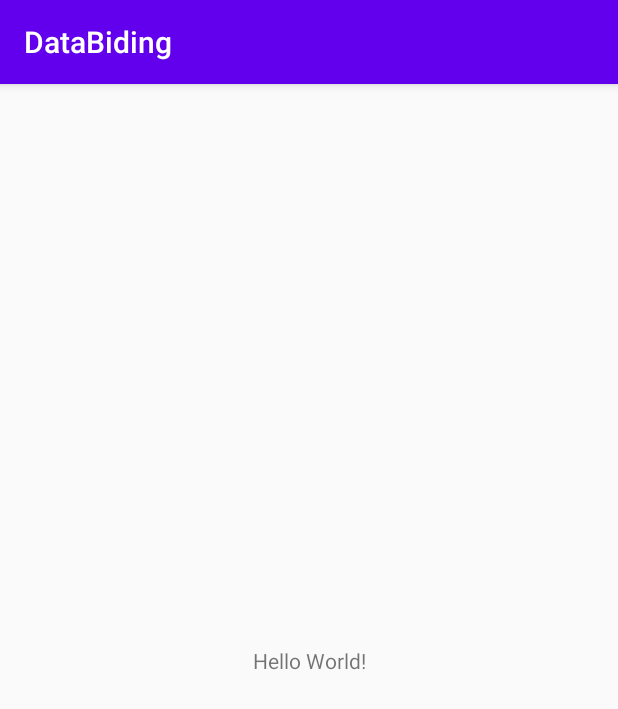
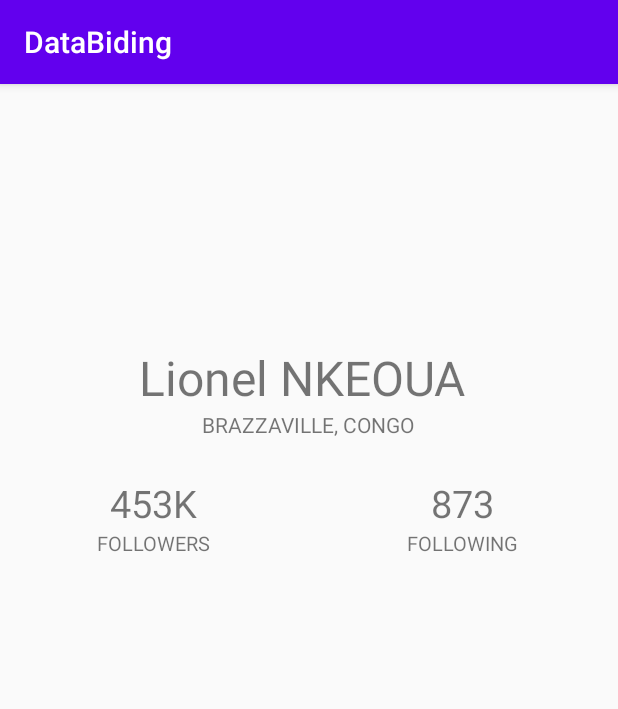
Before and after one commit to Nkeoualionel/Android-JetPack-DataBinding-Java, an Android app: the screen it shows after launch (MainActivity), on a phone screen of 412 x 824 dp. Shown: the top 709 px of the screen. Run offline under Robolectric (Android 15) with nearby library versions, the phone set to English and light mode, and no system bars; our stand-ins replace data binding.

Commit message:
ui implementation

```diff
--- a/app/src/main/res/layout/activity_main.xml
+++ b/app/src/main/res/layout/activity_main.xml
@@ -1,18 +1,130 @@
 <?xml version="1.0" encoding="utf-8"?>
-<androidx.constraintlayout.widget.ConstraintLayout xmlns:android="http://schemas.android.com/apk/res/android"
-    xmlns:app="http://schemas.android.com/apk/res-auto"
-    xmlns:tools="http://schemas.android.com/tools"
+<layout xmlns:android="http://schemas.android.com/apk/res/android"
+    xmlns:tools="http://schemas.android.com/tools">
+
+    <RelativeLayout
         android:layout_width="match_parent"
         android:layout_height="match_parent"
         tools:context=".MainActivity">
 
+        <RelativeLayout
+            android:id="@+id/rellay1"
+            android:layout_width="match_parent"
+            android:layout_height="wrap_content"
+            android:paddingBottom="20dp">
+
+            <RelativeLayout
+                android:id="@+id/imgUser"
+                android:layout_width="wrap_content"
+                android:layout_height="wrap_content"
+                android:layout_centerHorizontal="true"
+                android:layout_marginTop="20dp">
+
+                <ImageView
+                    android:layout_width="120dp"
+                    android:layout_height="120dp"
+                    android:layout_margin="9dp"
+                    android:adjustViewBounds="true"
+                    android:padding="3dp"
+                    android:scaleType="centerInside"/>
+
+            </RelativeLayout>
+
+            <TextView
+                android:id="@+id/tv_name"
+                android:layout_width="wrap_content"
+                android:layout_height="wrap_content"
+                android:layout_below="@+id/imgUser"
+                android:layout_centerHorizontal="true"
+                android:layout_marginTop="15sp"
+                android:text="Lionel NKEOUA "
+                android:textSize="32sp" />
+
+            <TextView
+                android:id="@+id/tv_address"
+                android:layout_width="wrap_content"
+                android:layout_height="wrap_content"
+                android:layout_below="@+id/tv_name"
+                android:layout_centerHorizontal="true"
+                android:text="brazzaville, congo"
+                android:textAllCaps="true"
+                android:textSize="14sp" />
+
+        </RelativeLayout>
+
+        <LinearLayout
+            android:id="@+id/linlay1"
+            android:layout_width="match_parent"
+            android:layout_height="wrap_content"
+            android:layout_below="@id/rellay1"
+            android:orientation="horizontal">
+
+            <RelativeLayout
+                android:layout_width="match_parent"
+                android:layout_height="wrap_content"
+                android:layout_gravity="center"
+                android:layout_weight="1"
+                android:gravity="center"
+                android:paddingTop="5dp"
+                android:paddingBottom="5dp">
+
+                <LinearLayout
+                    android:layout_width="wrap_content"
+                    android:layout_height="wrap_content"
+                    android:gravity="center_horizontal"
+                    android:orientation="vertical">
+
+                    <TextView
+                        android:id="@+id/tvFollowers"
+                        android:layout_width="wrap_content"
+                        android:layout_height="wrap_content"
+                        android:text="453K"
+                        android:textSize="25sp" />
+
                     <TextView
                         android:layout_width="wrap_content"
                         android:layout_height="wrap_content"
-        android:text="Hello World!"
-        app:layout_constraintBottom_toBottomOf="parent"
-        app:layout_constraintLeft_toLeftOf="parent"
-        app:layout_constraintRight_toRightOf="parent"
-        app:layout_constraintTop_toTopOf="parent" />
+                        android:text="followers"
+                        android:textAllCaps="true"
+                        android:textSize="13sp" />
 
-</androidx.constraintlayout.widget.ConstraintLayout>
+                </LinearLayout>
+
+            </RelativeLayout>
+
+            <RelativeLayout
+                android:layout_width="match_parent"
+                android:layout_height="wrap_content"
+                android:layout_gravity="center"
+                android:layout_weight="1"
+                android:gravity="center"
+                android:paddingTop="5dp"
+                android:paddingBottom="5dp">
+
+                <LinearLayout
+                    android:layout_width="wrap_content"
+                    android:layout_height="wrap_content"
+                    android:gravity="center_horizontal"
+                    android:orientation="vertical">
+
+                    <TextView
+                        android:id="@+id/tvfollowing"
+                        android:layout_width="wrap_content"
+                        android:layout_height="wrap_content"
+                        android:text="873"
+                        android:textSize="25sp" />
+
+                    <TextView
+                        android:layout_width="wrap_content"
+                        android:layout_height="wrap_content"
+                        android:text="following"
+                        android:textAllCaps="true"
+                        android:textSize="13sp" />
+
+                </LinearLayout>
+
+            </RelativeLayout>
+
+        </LinearLayout>
+    </RelativeLayout>
+</layout>
```
Lines whose indentation alone changed are shown as unchanged.
